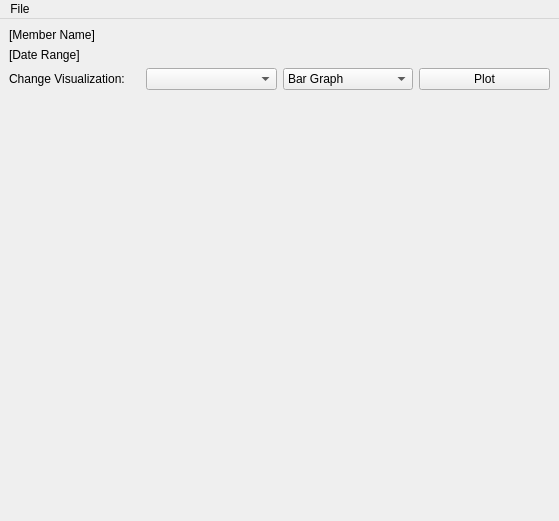
The window that src/ui/VisualizationWindow.ui (Myu84/CSS) describes before a commit, drawn with Qt 5.
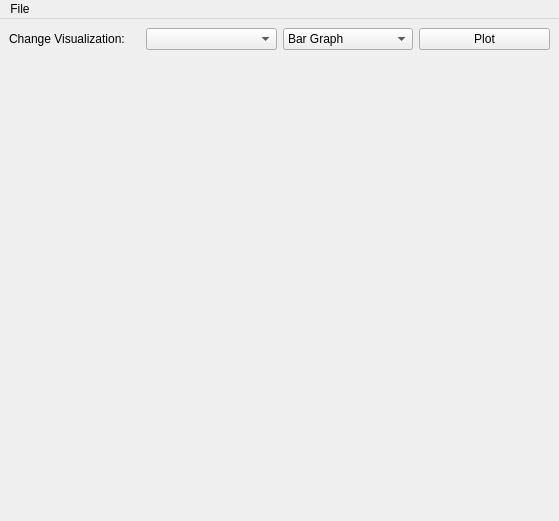
The same window after the commit.

Commit message: bar/scatter have title now

```diff
--- a/src/ui/VisualizationWindow.ui
+++ b/src/ui/VisualizationWindow.ui
@@ -15,27 +15,10 @@
   </property>
   <widget class="QWidget" name="centralwidget">
    <layout class="QGridLayout" name="gridLayout">
-    <item row="3" column="0" colspan="4">
-     <widget class="QWidget" name="visWidget" native="true">
-      <property name="sizePolicy">
-       <sizepolicy hsizetype="Expanding" vsizetype="Expanding">
-        <horstretch>0</horstretch>
-        <verstretch>0</verstretch>
-       </sizepolicy>
-      </property>
-     </widget>
-    </item>
-    <item row="1" column="0">
-     <widget class="QLabel" name="dateRangeLabel">
-      <property name="text">
-       <string>[Date Range]</string>
-      </property>
-     </widget>
-    </item>
-    <item row="2" column="1">
+    <item row="0" column="1">
      <widget class="QComboBox" name="plotDataSelect"/>
     </item>
-    <item row="2" column="2">
+    <item row="0" column="2">
      <widget class="QComboBox" name="plotTypeSelect">
       <item>
        <property name="text">
@@ -54,24 +37,27 @@
       </item>
      </widget>
     </item>
-    <item row="2" column="0">
+    <item row="0" column="0">
      <widget class="QLabel" name="changeVisLabel">
       <property name="text">
        <string>Change Visualization:</string>
       </property>
      </widget>
     </item>
-    <item row="2" column="3">
+    <item row="0" column="3">
      <widget class="QPushButton" name="plotButton">
       <property name="text">
        <string>Plot</string>
       </property>
      </widget>
     </item>
-    <item row="0" column="0">
-     <widget class="QLabel" name="memberNameLabel">
-      <property name="text">
-       <string>[Member Name]</string>
+    <item row="1" column="0" colspan="4">
+     <widget class="QWidget" name="visWidget" native="true">
+      <property name="sizePolicy">
+       <sizepolicy hsizetype="Expanding" vsizetype="Expanding">
+        <horstretch>0</horstretch>
+        <verstretch>0</verstretch>
+       </sizepolicy>
       </property>
      </widget>
     </item>
```
The commit also changes 2 other files.
